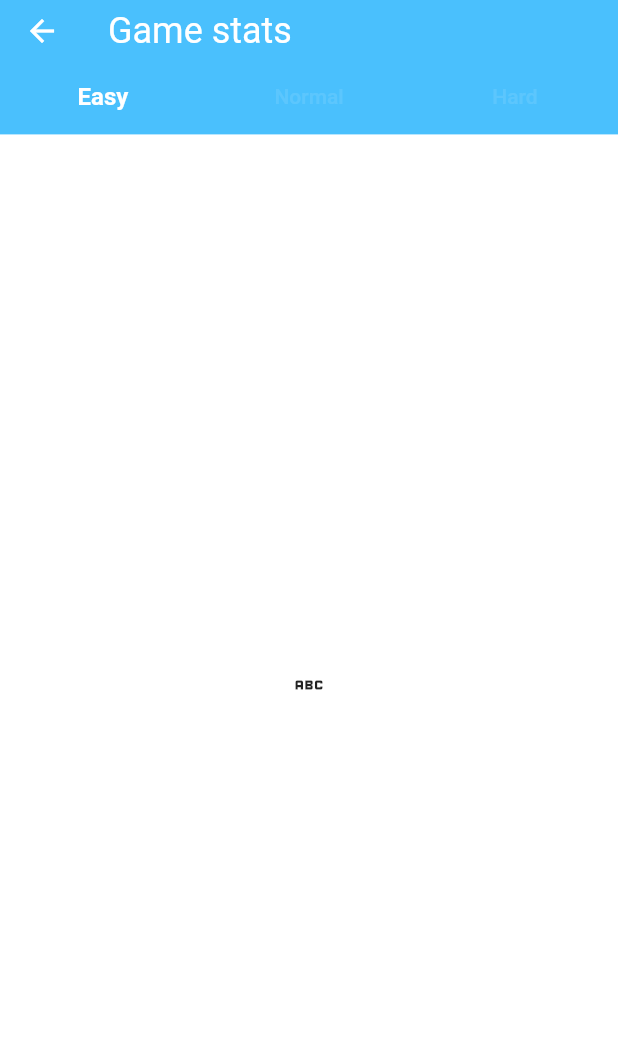
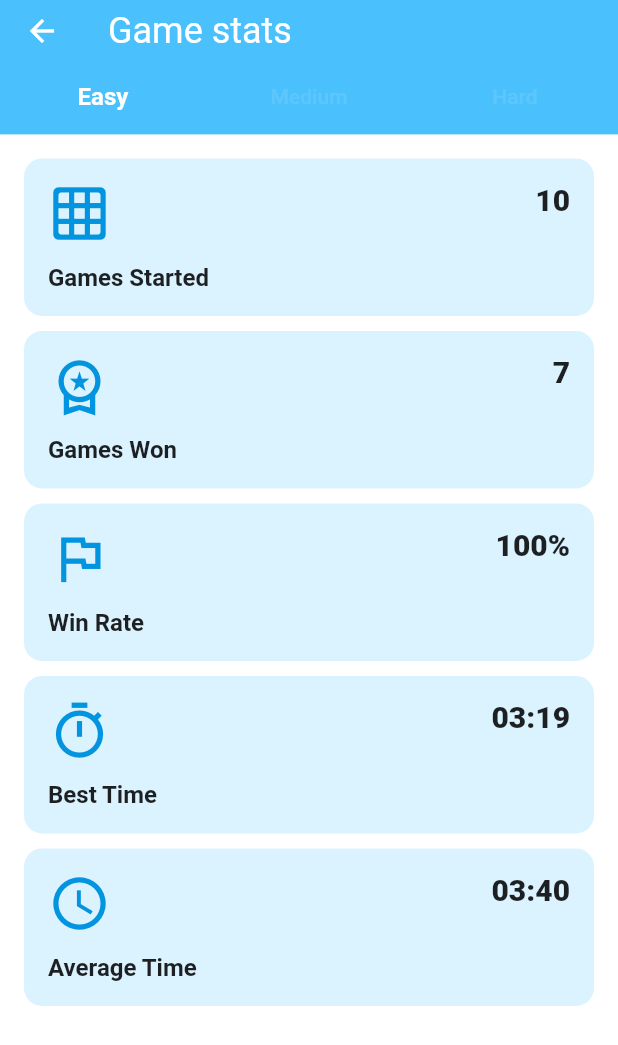
Before and after one commit to recepsenoglu/minesweeper, a Flutter app: the StatisticsView screen opened directly, on a phone screen of 412 x 824 dp. Shown: the top 1045 px of the screen. Run offline on Flutter 3.47's test engine with Material 2 defaults, Android fonts, the phone set to English and light mode, and no system bars; our stand-ins replace google_fonts, just_audio, shared_preferences; accounts and stored records are empty.

Commit message:
stat widgets added to statistics page

```diff
--- a/lib/constants/color_consts.dart
+++ b/lib/constants/color_consts.dart
@@ -3,6 +3,7 @@ import 'package:flutter/material.dart';
 class GameColors {
   static const Color _appBar = Color(0xFF547436);
   static const Color _homeScreenScaffold = Color(0xFF4AC0FD);
+  static const Color _mainSkyBlue = Color(0xFF4AC0FD);
 
   static const Color _grassLight = Color(0xFFB3D665);
   static const Color _grassDark = Color(0xFFACD05E);
@@ -34,6 +35,7 @@ class GameColors {
 
   static Color get appBar => _appBar;
   static Color get homeScreenScaffold => _homeScreenScaffold;
+  static Color get mainSkyBlue => _mainSkyBlue;
 
   static Color get grassLight => _grassLight;
   static Color get grassDark => _grassDark;
--- a/lib/view/statistics_view/app_bar.dart
+++ b/lib/view/statistics_view/app_bar.dart
@@ -23,7 +23,7 @@ class StatsAppBar extends StatelessWidget with PreferredSizeWidget {
       bottom: const TabBar(
         tabs: [
           Tab(text: "Easy"),
-          Tab(text: "Normal"),
+          Tab(text: "Medium"),
           Tab(text: "Hard"),
         ],
         indicator: BoxDecoration(),
--- a/lib/view/statistics_view/statistics_view.dart
+++ b/lib/view/statistics_view/statistics_view.dart
@@ -1,21 +1,23 @@
 import 'package:flutter/material.dart';
 
+import '../../constants/game_consts.dart';
 import 'app_bar.dart';
+import 'stats_table.dart';
 
 class StatisticsView extends StatelessWidget {
   const StatisticsView({super.key});
 
   @override
   Widget build(BuildContext context) {
-    return DefaultTabController(
+    return const DefaultTabController(
       length: 3,
       child: Scaffold(
         backgroundColor: Colors.white,
-        appBar: const StatsAppBar(),
+        appBar: StatsAppBar(),
         body: TabBarView(children: [
-          Icon(Icons.abc),
-          Icon(Icons.abc),
-          Icon(Icons.abc),
+          StatsTable(gameMode: GameMode.easy),
+          StatsTable(gameMode: GameMode.medium),
+          StatsTable(gameMode: GameMode.hard),
         ]),
       ),
     );
--- /dev/null
+++ b/lib/view/statistics_view/stats_table.dart
@@ -0,0 +1,95 @@
+import 'package:flutter/material.dart';
+
+import '../../constants/color_consts.dart';
+import '../../constants/game_consts.dart';
+
+class StatsTable extends StatelessWidget {
+  final GameMode gameMode;
+  const StatsTable({super.key, required this.gameMode});
+
+  @override
+  Widget build(BuildContext context) {
+    return Padding(
+      padding: const EdgeInsets.all(16.0),
+      child: Column(
+        children: const [
+          StatWidget(
+            iconData: Icons.grid_on_rounded,
+            statName: "Games Started",
+            statValue: "10",
+          ),
+          StatWidget(
+            iconData: Icons.workspace_premium_outlined,
+            statName: "Games Won",
+            statValue: "7",
+          ),
+          StatWidget(
+            iconData: Icons.flag_outlined,
+            statName: "Win Rate",
+            statValue: "100%",
+          ),
+          StatWidget(
+            iconData: Icons.timer_outlined,
+            statName: "Best Time",
+            statValue: "03:19",
+          ),
+          StatWidget(
+            iconData: Icons.access_time_sharp,
+            statName: "Average Time",
+            statValue: "03:40",
+          ),
+        ],
+      ),
+    );
+  }
+}
+
+class StatWidget extends StatelessWidget {
+  const StatWidget({
+    super.key,
+    required this.iconData,
+    required this.statName,
+    required this.statValue,
+  });
+
+  final IconData iconData;
+  final String statName;
+  final String statValue;
+
+  @override
+  Widget build(BuildContext context) {
+    return Container(
+      padding: const EdgeInsets.all(16),
+      margin: const EdgeInsets.only(bottom: 10),
+      decoration: BoxDecoration(
+          color: GameColors.mainSkyBlue.withOpacity(0.2),
+          borderRadius: BorderRadius.circular(12)),
+      child: Row(
+        mainAxisAlignment: MainAxisAlignment.spaceBetween,
+        crossAxisAlignment: CrossAxisAlignment.start,
+        children: [
+          Column(
+            crossAxisAlignment: CrossAxisAlignment.start,
+            children: [
+              Icon(
+                iconData,
+                size: 42,
+                color: GameColors.darken(GameColors.mainSkyBlue),
+              ),
+              const SizedBox(height: 12),
+              Text(
+                statName,
+                style:
+                    const TextStyle(fontSize: 16, fontWeight: FontWeight.w600),
+              ),
+            ],
+          ),
+          Text(
+            statValue,
+            style: const TextStyle(fontSize: 20, fontWeight: FontWeight.w800),
+          ),
+        ],
+      ),
+    );
+  }
+}
```
